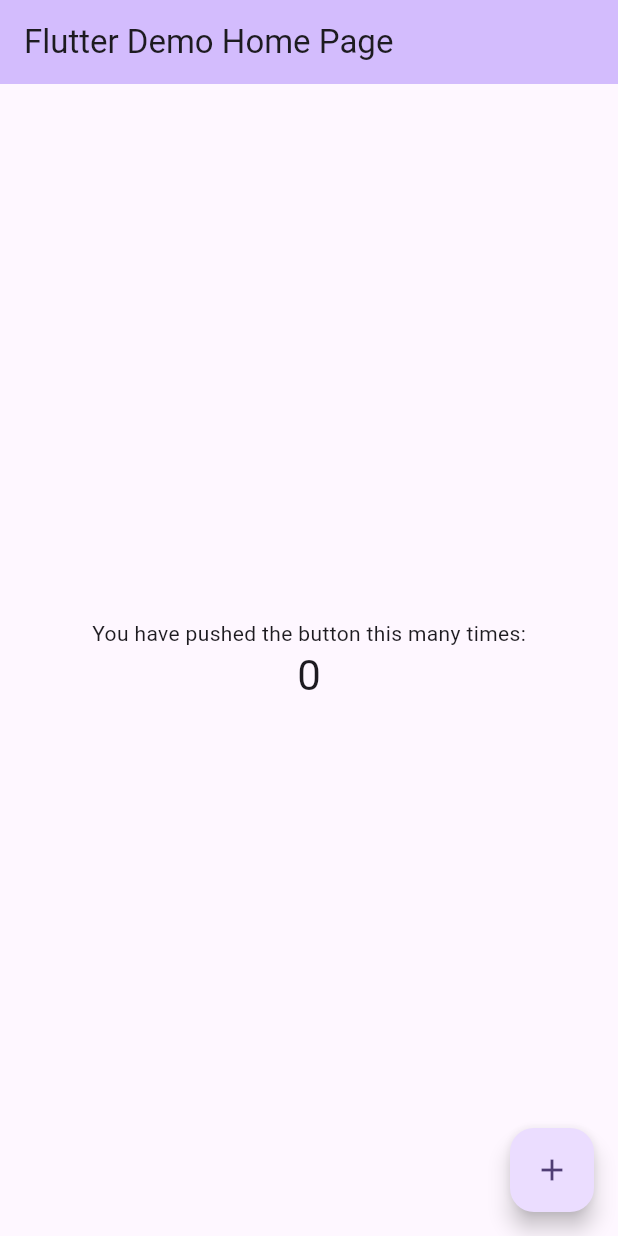
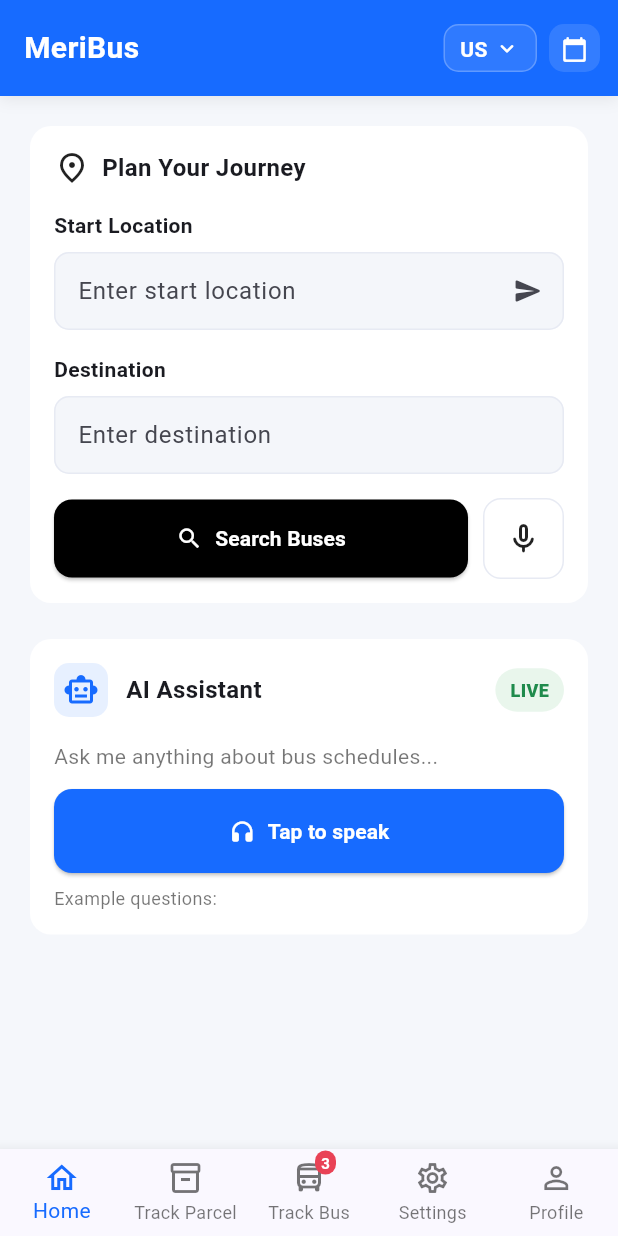
Before and after one commit to aditya-khawale04/MeriBus, a Flutter app: the screen it shows after launch, on a phone screen of 412 x 824 dp. Run offline on Flutter 3.47's test engine with Material 3 defaults, Android fonts, the phone set to English and light mode, and no system bars.

Commit message:
home ui ready

```diff
--- /dev/null
+++ b/lib/app_theme.dart
@@ -0,0 +1,55 @@
+import 'package:flutter/material.dart';
+
+class AppTheme {
+  static const Color primaryBlue = Color(0xFF176BFF);
+  static const Color scaffoldBg = Color(0xFFF5F7FB);
+  static const Color danger = Color(0xFFE94256);
+
+  static ThemeData light() {
+    final ColorScheme scheme = ColorScheme.fromSeed(seedColor: primaryBlue);
+    return ThemeData(
+      useMaterial3: true,
+      colorScheme: scheme.copyWith(primary: primaryBlue),
+      scaffoldBackgroundColor: scaffoldBg,
+      fontFamily: 'Roboto',
+      appBarTheme: const AppBarTheme(
+        backgroundColor: primaryBlue,
+        foregroundColor: Colors.white,
+        elevation: 0,
+      ),
+      cardTheme: CardThemeData(
+        color: Colors.white,
+        elevation: 0,
+        shape: RoundedRectangleBorder(borderRadius: BorderRadius.circular(14)),
+      ),
+      inputDecorationTheme: InputDecorationTheme(
+        filled: true,
+        fillColor: const Color(0xFFF4F6FA),
+        isDense: true,
+        contentPadding: const EdgeInsets.symmetric(horizontal: 12, vertical: 14),
+        border: OutlineInputBorder(
+          borderRadius: BorderRadius.circular(10),
+          borderSide: const BorderSide(color: Color(0xFFE7EAF3)),
+        ),
+        enabledBorder: OutlineInputBorder(
+          borderRadius: BorderRadius.circular(10),
+          borderSide: const BorderSide(color: Color(0xFFE7EAF3)),
+        ),
+        focusedBorder: OutlineInputBorder(
+          borderRadius: BorderRadius.circular(10),
+          borderSide: const BorderSide(color: primaryBlue),
+        ),
+      ),
+      elevatedButtonTheme: ElevatedButtonThemeData(
+        style: ElevatedButton.styleFrom(
+          shape: RoundedRectangleBorder(borderRadius: BorderRadius.circular(12)),
+          padding: const EdgeInsets.symmetric(vertical: 16, horizontal: 16),
+        ),
+      ),
+      bottomNavigationBarTheme: const BottomNavigationBarThemeData(
+        selectedItemColor: primaryBlue,
+        type: BottomNavigationBarType.fixed,
+      ),
+    );
+  }
+}
--- a/lib/main.dart
+++ b/lib/main.dart
@@ -1,4 +1,6 @@
 import 'package:flutter/material.dart';
+import 'app_theme.dart';
+import 'pages/home_page.dart';
 
 void main() {
   runApp(const MyApp());
@@ -7,116 +9,13 @@ void main() {
 class MyApp extends StatelessWidget {
   const MyApp({super.key});
 
-  // This widget is the root of your application.
   @override
   Widget build(BuildContext context) {
     return MaterialApp(
-      title: 'Flutter Demo',
-      theme: ThemeData(
-        // This is the theme of your application.
-        //
-        // TRY THIS: Try running your application with "flutter run". You'll see
-        // the application has a purple toolbar. Then, without quitting the app,
-        // try changing the seedColor in the colorScheme below to Colors.green
-        // and then invoke "hot reload" (save your changes or press the "hot
-        // reload" button in a Flutter-supported IDE, or press "r" if you used
-        // the command line to start the app).
-        //
-        // Notice that the counter didn't reset back to zero; the application
-        // state is not lost during the reload. To reset the state, use hot
-        // restart instead.
-        //
-        // This works for code too, not just values: Most code changes can be
-        // tested with just a hot reload.
-        colorScheme: ColorScheme.fromSeed(seedColor: Colors.deepPurple),
-      ),
-      home: const MyHomePage(title: 'Flutter Demo Home Page'),
+      title: 'MeriBus',
+      debugShowCheckedModeBanner: false,
+      theme: AppTheme.light(),
+      home: const HomeScreen(),
     );
   }
 }
-
-class MyHomePage extends StatefulWidget {
-  const MyHomePage({super.key, required this.title});
-
-  // This widget is the home page of your application. It is stateful, meaning
-  // that it has a State object (defined below) that contains fields that affect
-  // how it looks.
-
-  // This class is the configuration for the state. It holds the values (in this
-  // case the title) provided by the parent (in this case the App widget) and
-  // used by the build method of the State. Fields in a Widget subclass are
-  // always marked "final".
-
-  final String title;
-
-  @override
-  State<MyHomePage> createState() => _MyHomePageState();
-}
-
-class _MyHomePageState extends State<MyHomePage> {
-  int _counter = 0;
-
-  void _incrementCounter() {
-    setState(() {
-      // This call to setState tells the Flutter framework that something has
-      // changed in this State, which causes it to rerun the build method below
-      // so that the display can reflect the updated values. If we changed
-      // _counter without calling setState(), then the build method would not be
-      // called again, and so nothing would appear to happen.
-      _counter++;
-    });
-  }
-
-  @override
-  Widget build(BuildContext context) {
-    // This method is rerun every time setState is called, for instance as done
-    // by the _incrementCounter method above.
-    //
-    // The Flutter framework has been optimized to make rerunning build methods
-    // fast, so that you can just rebuild anything that needs updating rather
-    // than having to individually change instances of widgets.
-    return Scaffold(
-      appBar: AppBar(
-        // TRY THIS: Try changing the color here to a specific color (to
-        // Colors.amber, perhaps?) and trigger a hot reload to see the AppBar
-        // change color while the other colors stay the same.
-        backgroundColor: Theme.of(context).colorScheme.inversePrimary,
-        // Here we take the value from the MyHomePage object that was created by
-        // the App.build method, and use it to set our appbar title.
-        title: Text(widget.title),
-      ),
-      body: Center(
-        // Center is a layout widget. It takes a single child and positions it
-        // in the middle of the parent.
-        child: Column(
-          // Column is also a layout widget. It takes a list of children and
-          // arranges them vertically. By default, it sizes itself to fit its
-          // children horizontally, and tries to be as tall as its parent.
-          //
-          // Column has various properties to control how it sizes itself and
-          // how it positions its children. Here we use mainAxisAlignment to
-          // center the children vertically; the main axis here is the vertical
-          // axis because Columns are vertical (the cross axis would be
-          // horizontal).
-          //
-          // TRY THIS: Invoke "debug painting" (choose the "Toggle Debug Paint"
-          // action in the IDE, or press "p" in the console), to see the
-          // wireframe for each widget.
-          mainAxisAlignment: MainAxisAlignment.center,
-          children: <Widget>[
-            const Text('You have pushed the button this many times:'),
-            Text(
-              '$_counter',
-              style: Theme.of(context).textTheme.headlineMedium,
-            ),
-          ],
-        ),
-      ),
-      floatingActionButton: FloatingActionButton(
-        onPressed: _incrementCounter,
-        tooltip: 'Increment',
-        child: const Icon(Icons.add),
-      ), // This trailing comma makes auto-formatting nicer for build methods.
-    );
-  }
-}
--- /dev/null
+++ b/lib/pages/home_page.dart
@@ -0,0 +1,100 @@
+import 'package:flutter/material.dart';
+import '../widgets/plan_journey_card.dart';
+import '../widgets/assistant_card.dart';
+import '../widgets/app_header.dart';
+import '../app_theme.dart';
+import './track_parcel_page.dart';
+import './track_bus_page.dart';
+import './settings_page.dart';
+import './profile_page.dart';
+
+class HomePage extends StatelessWidget {
+  const HomePage({super.key});
+
+  @override
+  Widget build(BuildContext context) {
+    // Colors pulled from theme via widgets; keep local color usage minimal.
+    return SafeArea(
+      child: SingleChildScrollView(
+        padding: const EdgeInsets.all(16),
+        child: Column(
+          crossAxisAlignment: CrossAxisAlignment.stretch,
+          children: [
+            PlanJourneyCard(onSearch: () {}),
+            const SizedBox(height: 16),
+            AssistantCard(onTapSpeak: () {}),
+          ],
+        ),
+      ),
+    );
+  }
+}
+
+
+class HomeScreen extends StatefulWidget {
+  const HomeScreen({super.key});
+
+  @override
+  State<HomeScreen> createState() => _HomeScreenState();
+}
+
+class _HomeScreenState extends State<HomeScreen> {
+  int _currentIndex = 0;
+
+  @override
+  Widget build(BuildContext context) {
+    final Color primaryBlue = AppTheme.primaryBlue;
+    return Scaffold(
+      appBar: const PreferredSize(
+        preferredSize: Size.fromHeight(64),
+        child: AppHeader(title: 'MeriBus'),
+      ),
+      body: IndexedStack(
+        index: _currentIndex,
+        children: const [
+          HomePage(),
+          TrackParcelPage(),
+          TrackBusPage(),
+          SettingsPage(),
+          ProfilePage(),
+        ],
+      ),
+      bottomNavigationBar: BottomNavigationBar(
+        currentIndex: _currentIndex,
+        onTap: (i) => setState(() => _currentIndex = i),
+        selectedItemColor: primaryBlue,
+        type: BottomNavigationBarType.fixed,
+        items: [
+          const BottomNavigationBarItem(icon: Icon(Icons.home_outlined), label: 'Home'),
+          const BottomNavigationBarItem(icon: Icon(Icons.inventory_2_outlined), label: 'Track Parcel'),
+          BottomNavigationBarItem(
+            icon: Stack(
+              clipBehavior: Clip.none,
+              children: [
+                const Icon(Icons.directions_bus_filled_outlined),
+                Positioned(
+                  right: -6,
+                  top: -6,
+                  child: Container(
+                    padding: const EdgeInsets.symmetric(horizontal: 4, vertical: 1),
+                    decoration: BoxDecoration(
+                      color: const Color(0xFFE94256),
+                      borderRadius: BorderRadius.circular(10),
+                    ),
+                    child: const Text(
+                      '3',
+                      style: TextStyle(color: Colors.white, fontSize: 10, fontWeight: FontWeight.w700),
+                    ),
+                  ),
+                ),
+              ],
+            ),
+            label: 'Track Bus',
+          ),
+          const BottomNavigationBarItem(icon: Icon(Icons.settings_outlined), label: 'Settings'),
+          const BottomNavigationBarItem(icon: Icon(Icons.person_outline), label: 'Profile'),
+        ],
+      ),
+    );
+  }
+}
--- /dev/null
+++ b/lib/pages/profile_page.dart
@@ -0,0 +1,19 @@
+import 'package:flutter/material.dart';
+
+class ProfilePage extends StatelessWidget {
+  const ProfilePage({super.key});
+
+  @override
+  Widget build(BuildContext context) {
+    return Center(
+      child: Column(
+        mainAxisSize: MainAxisSize.min,
+        children: const [
+          CircleAvatar(radius: 36, child: Icon(Icons.person, size: 36)),
+          SizedBox(height: 12),
+          Text('Your Profile', style: TextStyle(fontSize: 18, fontWeight: FontWeight.w600)),
+        ],
+      ),
+    );
+  }
+}
--- /dev/null
+++ b/lib/pages/settings_page.dart
@@ -0,0 +1,28 @@
+import 'package:flutter/material.dart';
+
+class SettingsPage extends StatelessWidget {
+  const SettingsPage({super.key});
+
+  @override
+  Widget build(BuildContext context) {
+    return ListView(
+      padding: const EdgeInsets.all(16),
+      children: const [
+        ListTile(
+          leading: Icon(Icons.security_outlined),
+          title: Text('Privacy & Security'),
+        ),
+        Divider(),
+        ListTile(
+          leading: Icon(Icons.notifications_none_rounded),
+          title: Text('Notifications'),
+        ),
+        Divider(),
+        ListTile(
+          leading: Icon(Icons.color_lens_outlined),
+          title: Text('Appearance'),
+        ),
+      ],
+    );
+  }
+}
--- /dev/null
+++ b/lib/pages/track_bus_page.dart
@@ -0,0 +1,12 @@
+import 'package:flutter/material.dart';
+
+class TrackBusPage extends StatelessWidget {
+  const TrackBusPage({super.key});
+
+  @override
+  Widget build(BuildContext context) {
+    return const Center(
+      child: Text('Track Bus', style: TextStyle(fontSize: 18, fontWeight: FontWeight.w600)),
+    );
+  }
+}
--- /dev/null
+++ b/lib/pages/track_parcel_page.dart
@@ -0,0 +1,12 @@
+import 'package:flutter/material.dart';
+
+class TrackParcelPage extends StatelessWidget {
+  const TrackParcelPage({super.key});
+
+  @override
+  Widget build(BuildContext context) {
+    return const Center(
+      child: Text('Track Parcel', style: TextStyle(fontSize: 18, fontWeight: FontWeight.w600)),
+    );
+  }
+}
--- /dev/null
+++ b/lib/widgets/app_header.dart
@@ -0,0 +1,78 @@
+import 'package:flutter/material.dart';
+import '../app_theme.dart';
+
+class AppHeader extends StatelessWidget {
+  final String title;
+  final VoidCallback? onCalendarTap;
+
+  const AppHeader({super.key, required this.title, this.onCalendarTap});
+
+  @override
+  Widget build(BuildContext context) {
+    final Color primaryBlue = AppTheme.primaryBlue;
+    return Container(
+      padding: const EdgeInsets.only(left: 16, right: 12, top: 16, bottom: 16),
+      decoration: BoxDecoration(color: primaryBlue, boxShadow: [
+        BoxShadow(color: Colors.black.withOpacity(0.08), blurRadius: 8, offset: const Offset(0, 2)),
+      ]),
+      child: Row(
+        children: [
+          Text(
+            title,
+            style: const TextStyle(color: Colors.white, fontWeight: FontWeight.w700, fontSize: 20),
+          ),
+          const Spacer(),
+          const _LanguageChip(),
+          const SizedBox(width: 8),
+          _IconAction(icon: Icons.calendar_today_rounded, onTap: onCalendarTap ?? () {}),
+        ],
+      ),
+    );
+  }
+}
+
+class _LanguageChip extends StatelessWidget {
+  const _LanguageChip();
+
+  @override
+  Widget build(BuildContext context) {
+    return Container(
+      decoration: BoxDecoration(
+        color: Colors.white.withOpacity(0.1),
+        borderRadius: BorderRadius.circular(10),
+        border: Border.all(color: Colors.white24),
+      ),
+      padding: const EdgeInsets.symmetric(horizontal: 10, vertical: 6),
+      child: Row(
+        children: const [
+          Text('US', style: TextStyle(color: Colors.white, fontWeight: FontWeight.w600)),
+          SizedBox(width: 4),
+          Icon(Icons.keyboard_arrow_down_rounded, color: Colors.white, size: 18),
+        ],
+      ),
+    );
+  }
+}
+
+class _IconAction extends StatelessWidget {
+  final IconData icon;
+  final VoidCallback onTap;
+
+  const _IconAction({required this.icon, required this.onTap});
+
+  @override
+  Widget build(BuildContext context) {
+    return Material(
+      color: Colors.white.withOpacity(0.12),
+      borderRadius: BorderRadius.circular(10),
+      child: InkWell(
+        onTap: onTap,
+        borderRadius: BorderRadius.circular(10),
+        child: Padding(
+          padding: const EdgeInsets.all(8.0),
+          child: Icon(icon, color: Colors.white, size: 18),
+        ),
+      ),
+    );
+  }
+}
--- /dev/null
+++ b/lib/widgets/assistant_card.dart
@@ -0,0 +1,70 @@
+import 'package:flutter/material.dart';
+import '../app_theme.dart';
+
+class AssistantCard extends StatelessWidget {
+  final VoidCallback onTapSpeak;
+  const AssistantCard({super.key, required this.onTapSpeak});
+
+  @override
+  Widget build(BuildContext context) {
+    final Color primaryBlue = AppTheme.primaryBlue;
+    return Card(
+      shape: RoundedRectangleBorder(borderRadius: BorderRadius.circular(14)),
+      elevation: 0,
+      color: Colors.white,
+      child: Padding(
+        padding: const EdgeInsets.all(16),
+        child: Column(
+          crossAxisAlignment: CrossAxisAlignment.start,
+          children: [
+            Row(
+              children: [
+                Container(
+                  width: 36,
+                  height: 36,
+                  decoration: BoxDecoration(
+                    color: primaryBlue.withOpacity(0.1),
+                    borderRadius: BorderRadius.circular(10),
+                  ),
+                  child: Icon(Icons.smart_toy_outlined, color: primaryBlue),
+                ),
+                const SizedBox(width: 12),
+                const Text('AI Assistant', style: TextStyle(fontSize: 16, fontWeight: FontWeight.w700)),
+                const Spacer(),
+                Container(
+                  padding: const EdgeInsets.symmetric(horizontal: 10, vertical: 6),
+                  decoration: BoxDecoration(
+                    color: const Color(0xFFE9F6EC),
+                    borderRadius: BorderRadius.circular(20),
+                  ),
+                  child: const Text('LIVE', style: TextStyle(color: Color(0xFF1F8B4C), fontWeight: FontWeight.w800, fontSize: 12)),
+                ),
+              ],
+            ),
+            const SizedBox(height: 16),
+            const Text(
+              'Ask me anything about bus schedules...',
+              style: TextStyle(color: Colors.black54),
+            ),
+            const SizedBox(height: 12),
+            SizedBox(
+              width: double.infinity,
+              child: ElevatedButton.icon(
+                onPressed: onTapSpeak,
+                icon: const Icon(Icons.headphones_rounded, color: Colors.white),
+                label: const Text('Tap to speak', style: TextStyle(color: Colors.white, fontWeight: FontWeight.w700)),
+                style: ElevatedButton.styleFrom(
+                  backgroundColor: primaryBlue,
+                  padding: const EdgeInsets.symmetric(vertical: 18),
+                  shape: RoundedRectangleBorder(borderRadius: BorderRadius.circular(12)),
+                ),
+              ),
+            ),
+            const SizedBox(height: 8),
+            const Text('Example questions:', style: TextStyle(fontSize: 12, color: Colors.black54)),
+          ],
+        ),
+      ),
+    );
+  }
+}
--- /dev/null
+++ b/lib/widgets/plan_journey_card.dart
@@ -0,0 +1,104 @@
+import 'package:flutter/material.dart';
+import '../app_theme.dart';
+
+class PlanJourneyCard extends StatelessWidget {
+  final VoidCallback onSearch;
+  const PlanJourneyCard({super.key, required this.onSearch});
+
+  @override
+  Widget build(BuildContext context) {
+    final OutlineInputBorder border = Theme.of(context).inputDecorationTheme.enabledBorder as OutlineInputBorder;
+
+    return Card(
+      shape: RoundedRectangleBorder(borderRadius: BorderRadius.circular(14)),
+      elevation: 0,
+      color: Colors.white,
+      child: Padding(
+        padding: const EdgeInsets.all(16),
+        child: Column(
+          crossAxisAlignment: CrossAxisAlignment.start,
+          children: [
+            Row(
+              children: const [
+                Icon(Icons.place_outlined, color: Colors.black87),
+                SizedBox(width: 8),
+                Text('Plan Your Journey', style: TextStyle(fontSize: 16, fontWeight: FontWeight.w700)),
+              ],
+            ),
+            const SizedBox(height: 16),
+            const Text('Start Location', style: TextStyle(fontWeight: FontWeight.w600)),
+            const SizedBox(height: 8),
+            TextField(
+              decoration: InputDecoration(
+                hintText: 'Enter start location',
+                suffixIcon: IconButton(
+                  icon: const Icon(Icons.send_rounded, size: 20),
+                  onPressed: onSearch,
+                ),
+                filled: true,
+                fillColor: const Color(0xFFF4F6FA),
+                isDense: true,
+                contentPadding: const EdgeInsets.symmetric(horizontal: 12, vertical: 14),
+                enabledBorder: border,
+                focusedBorder: border.copyWith(borderSide: const BorderSide(color: AppTheme.primaryBlue)),
+              ),
+            ),
+            const SizedBox(height: 16),
+            const Text('Destination', style: TextStyle(fontWeight: FontWeight.w600)),
+            const SizedBox(height: 8),
+            TextField(
+              decoration: InputDecoration(
+                hintText: 'Enter destination',
+                filled: true,
+                fillColor: const Color(0xFFF4F6FA),
+                isDense: true,
+                contentPadding: const EdgeInsets.symmetric(horizontal: 12, vertical: 14),
+                enabledBorder: border,
+                focusedBorder: border.copyWith(borderSide: const BorderSide(color: AppTheme.primaryBlue)),
+              ),
+            ),
+            const SizedBox(height: 16),
+            Row(
+              children: [
+                Expanded(
+                  child: ElevatedButton.icon(
+                    onPressed: onSearch,
+                    icon: const Icon(Icons.search, color: Colors.white),
+                    label: const Text('Search Buses', style: TextStyle(color: Colors.white, fontWeight: FontWeight.w700)),
+                    style: ElevatedButton.styleFrom(
+                      backgroundColor: Colors.black,
+                      padding: const EdgeInsets.symmetric(vertical: 16),
+                      shape: RoundedRectangleBorder(borderRadius: BorderRadius.circular(12)),
+                    ),
+                  ),
+                ),
+                const SizedBox(width: 10),
+                const _OutlinedRoundIcon(icon: Icons.mic_none_rounded),
+              ],
+            ),
+          ],
+        ),
+      ),
+    );
+  }
+}
+
+class _OutlinedRoundIcon extends StatelessWidget {
+  final IconData icon;
+  const _OutlinedRoundIcon({required this.icon});
+
+  @override
+  Widget build(BuildContext context) {
+    return Container(
+      decoration: BoxDecoration(
+        border: Border.all(color: const Color(0xFFE7EAF3)),
+        borderRadius: BorderRadius.circular(12),
+        color: Colors.white,
+      ),
+      child: const Padding(
+        padding: EdgeInsets.all(14.0),
+        child: Icon(Icons.mic_none_rounded, color: Colors.black87),
+      ),
+    );
+  }
+}
```
